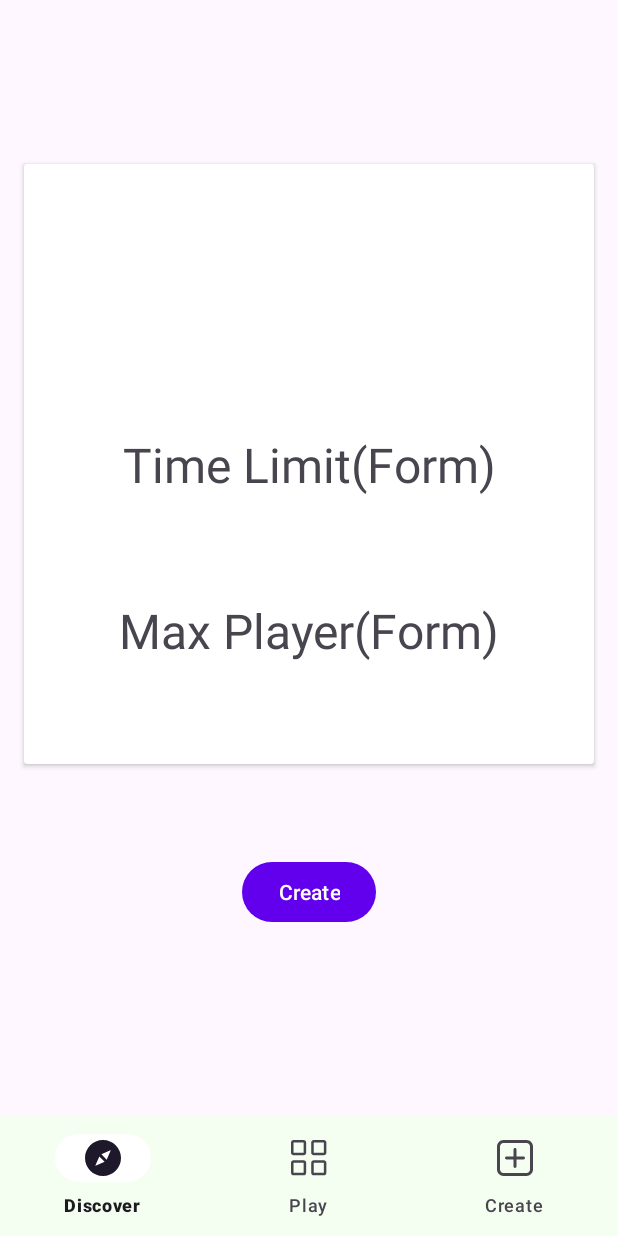
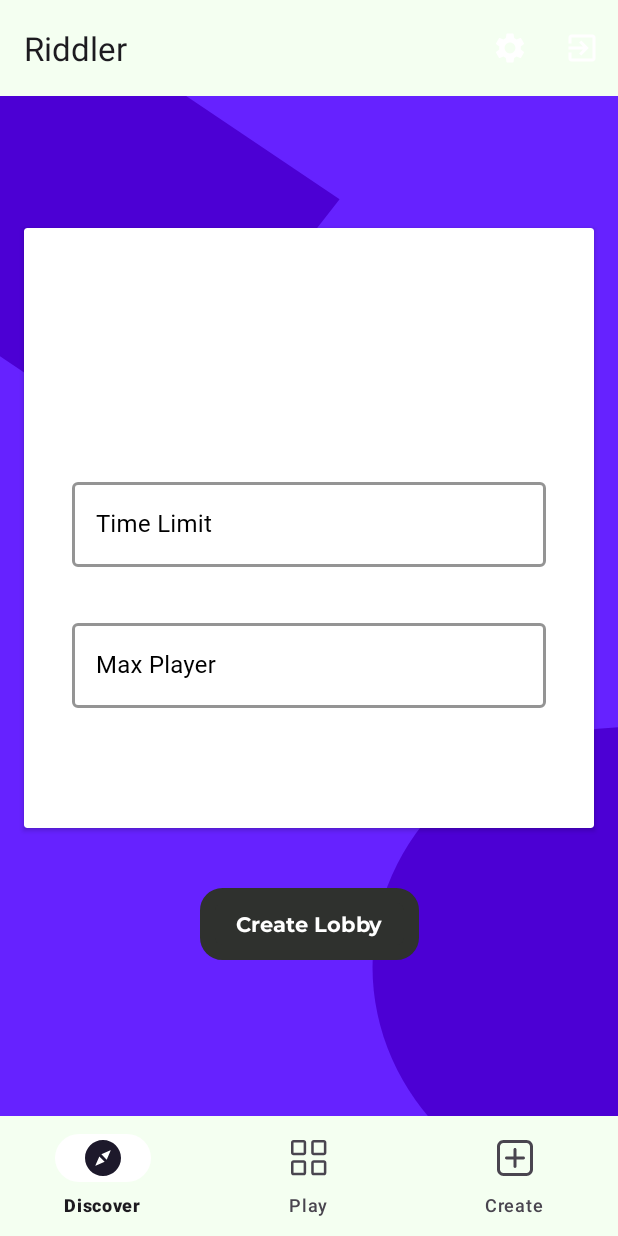
Before and after one commit to Johabeo/Riddler, an Android app: the fragment HostCreateLobbyFragment placed in its activity, on a phone screen of 412 x 824 dp. Run offline under Robolectric (Android 15) with nearby library versions, the light colour scheme and no system bars; our stand-ins replace Dagger/Hilt's generated code, Firebase (no records; nobody signed in at launch, a user with empty details on screens opened directly), RxJava, Timber; 1 statement that could not run was skipped.

Commit message:
added toolbar

```diff
--- a/app/src/main/java/com/example/riddler/ui/view/CreateQuizFragment.kt
+++ b/app/src/main/java/com/example/riddler/ui/view/CreateQuizFragment.kt
@@ -70,6 +70,7 @@ class CreateQuizFragment : Fragment() {
 
 
         createQuizButton.setOnClickListener {
+            Toast.makeText(activity, "Quiz Created", Toast.LENGTH_LONG).show()
             createQuiz()
         }
 
--- a/app/src/main/java/com/example/riddler/ui/view/MainActivity.kt
+++ b/app/src/main/java/com/example/riddler/ui/view/MainActivity.kt
@@ -5,6 +5,7 @@ import android.content.res.Configuration
 import androidx.appcompat.app.AppCompatActivity
 import android.os.Bundle
 import android.view.Menu
+import android.view.MenuInflater
 import android.view.MenuItem
 import androidx.activity.result.ActivityResult
 import androidx.activity.result.contract.ActivityResultContracts
@@ -15,7 +16,6 @@ import com.example.riddler.R
 import com.example.riddler.data.model.Quiz
 import com.example.riddler.data.repo.FirestoreRepository
 import com.example.riddler.data.repo.GameRepository
-import com.example.riddler.ui.view.dashboard.StartGameFragment
 import com.example.riddler.ui.view.host.HostActivity
 import com.example.riddler.ui.view.host.HostLobbyFragment
 import com.example.riddler.ui.view.player.PlayerActivity
@@ -28,6 +28,7 @@ import com.google.firebase.auth.ktx.auth
 import com.google.firebase.functions.FirebaseFunctions
 import com.google.firebase.ktx.Firebase
 import dagger.hilt.android.AndroidEntryPoint
+import kotlinx.android.synthetic.main.activity_main.*
 import javax.inject.Inject
 
 @AndroidEntryPoint
@@ -42,6 +43,7 @@ class MainActivity : AppCompatActivity() {
     override fun onCreate(savedInstanceState: Bundle?) {
         super.onCreate(savedInstanceState)
         setContentView(R.layout.activity_main)
+        setSupportActionBar(findViewById(R.id.toolbar))
         println(Firebase.auth.uid)
         setFragment(DiscoverFragment())
         val gr = GameRepository()
--- a/app/src/main/res/layout/activity_main.xml
+++ b/app/src/main/res/layout/activity_main.xml
@@ -5,6 +5,10 @@
     android:layout_width="match_parent"
     android:layout_height="match_parent"
     tools:context=".ui.view.MainActivity">
+
+<include
+    android:id = "@id/toolbar"
+    layout="@layout/toolbar" />
 
     <androidx.fragment.app.FragmentContainerView
         android:id="@+id/container"
@@ -14,7 +18,7 @@
         app:layout_constraintBottom_toTopOf="@+id/bottom_navigation"
         app:layout_constraintEnd_toEndOf="parent"
         app:layout_constraintStart_toStartOf="parent"
-        app:layout_constraintTop_toTopOf="parent" />
+        app:layout_constraintTop_toBottomOf="@+id/toolbar" />
 
     <com.google.android.material.bottomnavigation.BottomNavigationView
         android:id="@+id/bottom_navigation"
--- a/app/src/main/res/layout/exposed_drop_item.xml
+++ b/app/src/main/res/layout/exposed_drop_item.xml
@@ -3,10 +3,11 @@
     android:id="@+id/textView"
     xmlns:android="http://schemas.android.com/apk/res/android"
     android:fontFamily="@font/hind_regular"
-    android:textSize = "12sp"
+    android:textSize = "16sp"
     android:textColor="@color/black"
     android:layout_width="match_parent"
     android:layout_height="match_parent"
+    android:backgroundTint="@color/background"
     android:text="item">
 
 </TextView>
--- a/app/src/main/res/layout/fragment_host_create_lobby.xml
+++ b/app/src/main/res/layout/fragment_host_create_lobby.xml
@@ -4,6 +4,7 @@
     xmlns:tools="http://schemas.android.com/tools"
     android:layout_width="match_parent"
     android:layout_height="match_parent"
+    android:background="@drawable/ic_game_background"
     tools:context=".ui.view.host.HostCreateLobbyFragment">
 
     <androidx.cardview.widget.CardView
@@ -27,41 +28,78 @@
                 android:layout_width="wrap_content"
                 android:layout_height="wrap_content"
                 android:text="Quiz Name"
-                android:textSize="32sp"
-                app:layout_constraintBottom_toTopOf="@+id/hostCreateTimeLimit"
+                android:fontFamily="@font/montserrat_bold"
+                android:textColor="@color/black"
+                android:textSize="40sp"
+                app:layout_constraintBottom_toTopOf="@+id/hostCreateTimeLimitLayout"
                 app:layout_constraintEnd_toEndOf="parent"
                 app:layout_constraintHorizontal_bias="0.5"
                 app:layout_constraintStart_toStartOf="parent"
                 app:layout_constraintTop_toTopOf="parent"
-                app:layout_constraintVertical_chainStyle="spread" />
+                app:layout_constraintVertical_chainStyle="packed" />
 
-            <TextView
-                android:id="@+id/hostCreateTimeLimit"
-                android:layout_width="wrap_content"
+            <com.google.android.material.textfield.TextInputLayout
+                android:id="@+id/hostCreateTimeLimitLayout"
+                style="@style/Widget.MaterialComponents.TextInputLayout.OutlinedBox"
+                android:layout_width="0dp"
                 android:layout_height="wrap_content"
-                android:text="Time Limit(Form)"
-                android:textSize="32sp"
-                app:layout_constraintBottom_toTopOf="@+id/hostCreateMaxPlayer"
+                android:layout_marginStart="32dp"
+                android:layout_marginTop="32dp"
+                android:layout_marginEnd="32dp"
+                android:textColorHint="@color/black"
+                app:boxStrokeColor="@color/black"
+                app:boxStrokeWidth="2dp"
+                app:helperTextEnabled="true"
+                app:helperTextTextColor="@color/queryErrorText"
+                app:hintTextColor="@color/black"
+                app:layout_constraintBottom_toTopOf="@+id/hostCreateMaxPlayerLayout"
                 app:layout_constraintEnd_toEndOf="parent"
                 app:layout_constraintHorizontal_bias="0.5"
                 app:layout_constraintStart_toStartOf="parent"
-                app:layout_constraintTop_toBottomOf="@+id/hostCreateQuizName" />
+                app:layout_constraintTop_toBottomOf="@+id/hostCreateQuizName">
 
-            <TextView
-                android:id="@+id/hostCreateMaxPlayer"
-                android:layout_width="wrap_content"
+                <com.google.android.material.textfield.TextInputEditText
+                    android:id="@+id/hostCreateTimeLimit"
+                    android:layout_width="match_parent"
+                    android:layout_height="wrap_content"
+                    android:hint="Time Limit"
+                    android:fontFamily="@font/hind_regular"
+                    android:inputType="textWebEmailAddress"
+                    android:singleLine="true"
+                    android:textColor="@color/black"/>
+            </com.google.android.material.textfield.TextInputLayout>
+
+            <com.google.android.material.textfield.TextInputLayout
+                android:id="@+id/hostCreateMaxPlayerLayout"
+                style="@style/Widget.MaterialComponents.TextInputLayout.OutlinedBox"
+                android:layout_width="0dp"
                 android:layout_height="wrap_content"
-                android:text="Max Player(Form)"
-                android:textSize="32sp"
+                android:layout_marginStart="32dp"
+                android:layout_marginTop="32dp"
+                android:layout_marginEnd="32dp"
+                android:textColorHint="@color/black"
+                app:boxStrokeColor="@color/black"
+                app:boxStrokeWidth="2dp"
+                app:helperTextEnabled="true"
+                app:helperTextTextColor="@color/queryErrorText"
+                app:hintTextColor="@color/black"
                 app:layout_constraintBottom_toBottomOf="parent"
                 app:layout_constraintEnd_toEndOf="parent"
                 app:layout_constraintHorizontal_bias="0.5"
                 app:layout_constraintStart_toStartOf="parent"
-                app:layout_constraintTop_toBottomOf="@+id/hostCreateTimeLimit" />
+                app:layout_constraintTop_toBottomOf="@+id/hostCreateTimeLimitLayout">
 
-
+                <com.google.android.material.textfield.TextInputEditText
+                    android:id="@+id/hostCreateMaxPlayer"
+                    android:layout_width="match_parent"
+                    android:layout_height="wrap_content"
+                    android:hint="Max Player"
+                    android:fontFamily="@font/hind_regular"
+                    android:inputType="textPassword"
+                    android:singleLine="true"
+                    android:textColor="@color/black"/>
+            </com.google.android.material.textfield.TextInputLayout>
         </androidx.constraintlayout.widget.ConstraintLayout>
-
     </androidx.cardview.widget.CardView>
 
     <Button
@@ -69,7 +107,12 @@
         android:layout_width="wrap_content"
         android:layout_height="wrap_content"
         android:layout_marginBottom="80dp"
-        android:text="Create"
+        android:text="Create Lobby"
+        app:backgroundTint="#2F312E"
+        android:background="@drawable/sharper_corners"
+        android:elevation="8dp"
+        android:fontFamily="@font/montserrat_bold"
+        android:textColor="@color/white"
         app:layout_constraintBottom_toBottomOf="parent"
         app:layout_constraintEnd_toEndOf="parent"
         app:layout_constraintStart_toStartOf="parent"
--- /dev/null
+++ b/app/src/main/res/layout/toolbar.xml
@@ -0,0 +1,8 @@
+<?xml version="1.0" encoding="utf-8"?>
+<androidx.appcompat.widget.Toolbar xmlns:android="http://schemas.android.com/apk/res/android"
+    android:layout_width="match_parent"
+    android:layout_height="wrap_content"
+    android:background="@color/background"
+    android:elevation="0dp">
+
+</androidx.appcompat.widget.Toolbar>
--- a/app/src/main/res/menu/toolbar_menu.xml
+++ b/app/src/main/res/menu/toolbar_menu.xml
@@ -5,11 +5,11 @@
     <item
         android:icon="@drawable/ic_baseline_settings_24"
         android:title="Settings"
-        app:showAsAction="ifRoom"
+        app:showAsAction="always"
         android:id="@+id/toolbar_settings"/>
     <item
         android:icon="@drawable/ic_baseline_exit_to_app_24"
         android:title="Log Out"
-        app:showAsAction="ifRoom"
+        app:showAsAction="always"
         android:id="@+id/toolbar_logout"/>
 </menu>
--- a/app/src/main/res/values-night/themes.xml
+++ b/app/src/main/res/values-night/themes.xml
@@ -10,7 +10,7 @@
         <item name="colorSecondaryVariant">@color/teal_200</item>
         <item name="colorOnSecondary">@color/black</item>
         <!-- Status bar color. -->
-        <item name="android:statusBarColor" tools:targetApi="l">?attr/colorPrimaryVariant</item>
+        <item name="android:statusBarColor" tools:targetApi="l">@color/black</item>
         <!-- Customize your theme here. -->
     </style>
 </resources>
--- a/app/src/main/res/values/themes.xml
+++ b/app/src/main/res/values/themes.xml
@@ -10,7 +10,7 @@
         <item name="colorSecondaryVariant">@color/teal_700</item>
         <item name="colorOnSecondary">@color/black</item>
         <!-- Status bar color. -->
-        <item name="android:statusBarColor" tools:targetApi="l">?attr/colorPrimaryVariant</item>
+        <item name="android:statusBarColor" tools:targetApi="l">@color/black</item>
         <!-- Customize your theme here. -->
     </style>
 </resources>
```
Also changed, not shown: app/src/main/java/com/example/riddler/ui/view/dashboard/StartGameFragment.kt (deleted, +0 -69 lines), app/src/main/res/layout/activity_onboard.xml (+1 -11 lines), app/src/main/res/layout/fragment_create_quiz.xml (+8 -8 lines), app/src/main/res/layout/fragment_discover.xml (+1 -10 lines), app/src/main/res/layout/fragment_host_game.xml (+20 -3 lines), app/src/main/res/layout/fragment_start_game.xml (deleted, +0 -64 lines).
